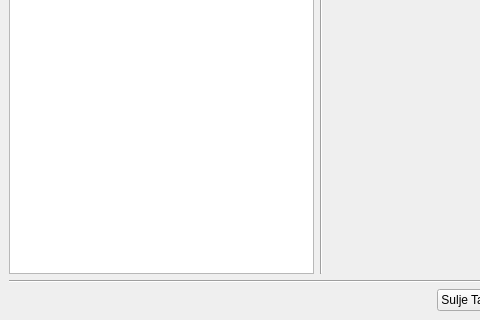
Old version of the form gui/form/emitdataform.ui in the repository Hatell/Tulospalvelu; both pictures show x 0 to 480 and y 185 to 505 of the 642 by 505 pixel window.
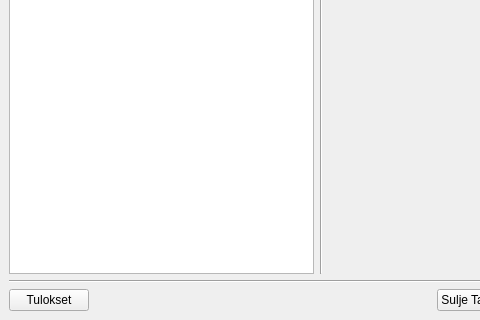
New version of the form.

```diff
--- a/gui/form/emitdataform.ui
+++ b/gui/form/emitdataform.ui
@@ -210,6 +210,13 @@
        </item>
        <item>
         <layout class="QHBoxLayout" name="horizontalLayout">
+         <item>
+          <widget class="QPushButton" name="tuloksetButton">
+           <property name="text">
+            <string>Tulokset</string>
+           </property>
+          </widget>
+         </item>
          <item>
           <spacer name="horizontalSpacer">
            <property name="orientation">
```
